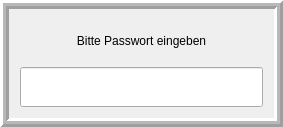
This is linbo_gui/login.ui in linuxmuster/linuxmuster-linbo as Qt 5 draws it before an edit. The edited form follows.
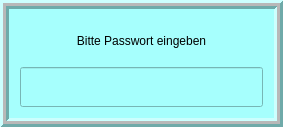
This is the edited form.

Commit message: change dialog background to light blue

```diff
--- a/linbo_gui/login.ui
+++ b/linbo_gui/login.ui
@@ -34,6 +34,9 @@
   <property name="windowTitle">
    <string>Login</string>
   </property>
+  <property name="styleSheet">
+   <string notr="true">background-color: rgb(166, 255, 253);</string>
+  </property>
   <property name="modal">
    <bool>true</bool>
   </property>
```
The commit also changes 11 other files.
